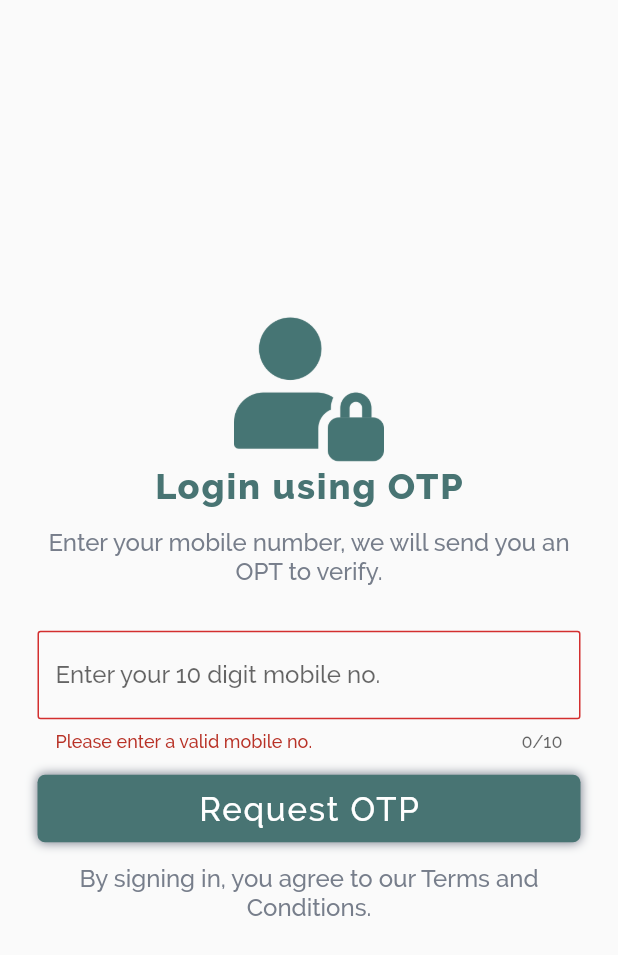
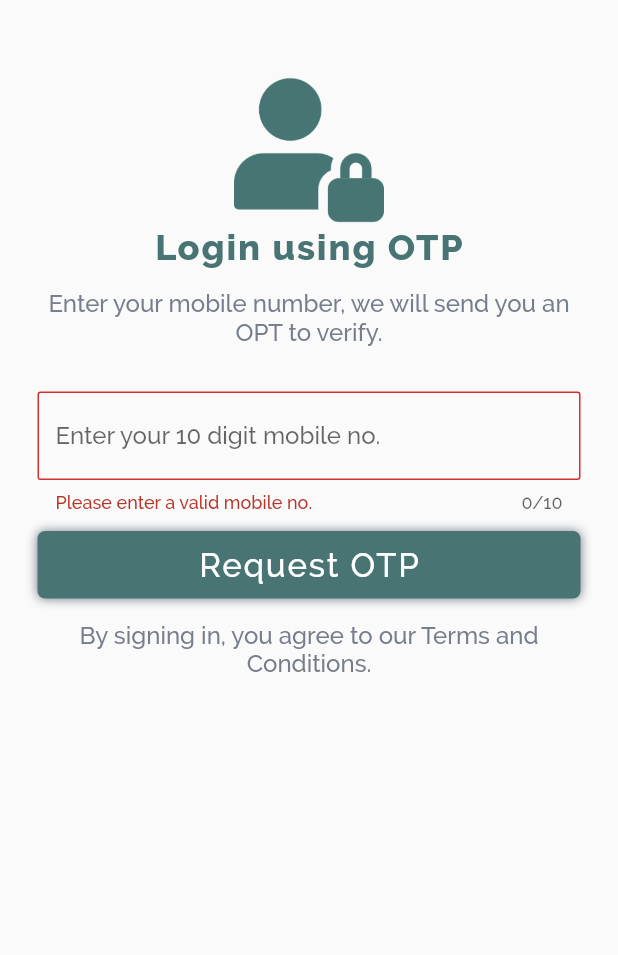
Before and after one commit to NaimishVerma17/kissan-garden-consumer-app, a Flutter app: the LoginPage screen opened by its route, after a tap on "Request OTP", on a phone screen of 412 x 824 dp. Shown: the top 955 px of the screen. Run offline on Flutter 3.47's test engine with Material 2 defaults, Android fonts, the phone set to English and light mode, and no system bars; our stand-ins replace shared_preferences; accounts and stored records are empty.

Commit message:
formatting and added scroll on keyboard

```diff
--- a/lib/main.dart
+++ b/lib/main.dart
@@ -9,6 +9,7 @@ class KisaanGardenApp extends StatelessWidget {
       title: 'Kisaan Garden',
       theme: ThemeData(
         primaryColor: Styles.primaryColor,
+        accentColor: Styles.subHeadingColor,
         fontFamily: 'Raleway'
       ),
       initialRoute: RouteUtils.home,
--- a/lib/presentations/login_page.dart
+++ b/lib/presentations/login_page.dart
@@ -13,6 +13,7 @@ class LoginPage extends StatefulWidget {
 
 class _LoginPage extends State<LoginPage> {
   final GlobalKey<FormState> _globalKey = new GlobalKey();
+  bool _isLoading = false;
   String _phoneNo;
 
   @override
@@ -24,9 +25,9 @@ class _LoginPage extends State<LoginPage> {
   Widget build(BuildContext context) {
     return Scaffold(
       body: SafeArea(
-        child: Center(
-          child: Container(
-            padding: EdgeInsets.symmetric(horizontal: 25.0),
+        child: SingleChildScrollView(
+          padding: EdgeInsets.symmetric(vertical: 50.0, horizontal: 25.0),
+          child: Center(
             child: Column(
               mainAxisAlignment: MainAxisAlignment.center,
               crossAxisAlignment: CrossAxisAlignment.center,
@@ -64,12 +65,13 @@ class _LoginPage extends State<LoginPage> {
                     },
                   ),
                 ),
+                _isLoading ? CircularProgressIndicator() : Container(),
                 SizedBox(
-                  height: 15.0,
+                  height: 12.0,
                 ),
                 KisaanButton(
                   text: 'Request OTP',
-                  onClick: _login,
+                  onClick: _isLoading ? null : _login,
                 ),
                 SizedBox(
                   height: 15.0,
@@ -94,7 +96,10 @@ class _LoginPage extends State<LoginPage> {
     if (_globalKey.currentState.validate()) {
       _globalKey.currentState.save();
       print(_phoneNo);
-      Navigator.pushNamed(context, RouteUtils.verifyOTP);
+      setState(() {
+        _isLoading = true;
+      });
+//      Navigator.pushNamed(context, RouteUtils.verifyOTP);
     }
     ;
   }
--- a/lib/presentations/verify_otp_page.dart
+++ b/lib/presentations/verify_otp_page.dart
@@ -21,9 +21,9 @@ class _VerifyOtpPage extends State<VerifyOtpPage> {
   Widget build(BuildContext context) {
     return Scaffold(
       body: SafeArea(
-        child: Center(
-          child: Container(
-            padding: EdgeInsets.symmetric(horizontal: 25.0),
+        child: SingleChildScrollView(
+          padding: EdgeInsets.symmetric(vertical: 50.0, horizontal: 25.0),
+          child: Center(
             child: Column(
               mainAxisAlignment: MainAxisAlignment.center,
               crossAxisAlignment: CrossAxisAlignment.center,
```
Also changed, not shown: lib/services/auth_service.dart (added, +9 -0 lines).
